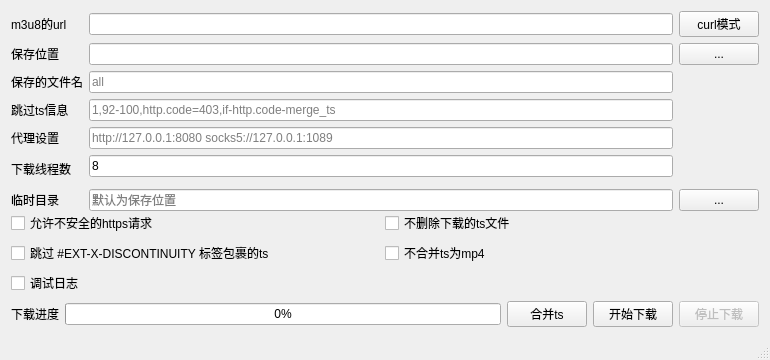
Before: the Qt Designer form m3u8d-qt/mainwindow.ui in orestonce/m3u8d, drawn with Qt 5.
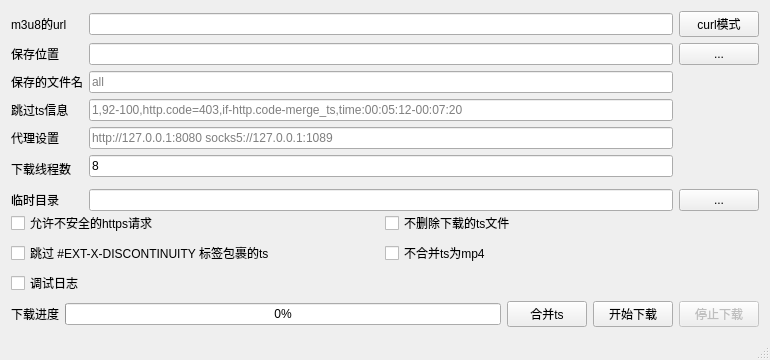
After: the same form once the commit is applied.

```diff
--- a/m3u8d-qt/mainwindow.ui
+++ b/m3u8d-qt/mainwindow.ui
@@ -83,7 +83,7 @@
           <item row="7" column="1">
            <widget class="QLineEdit" name="lineEdit_TsTempDir">
             <property name="placeholderText">
-             <string>默认为保存位置</string>
+             <string/>
             </property>
            </widget>
           </item>
@@ -97,7 +97,7 @@
           <item row="3" column="1">
            <widget class="QLineEdit" name="lineEdit_SkipTsExpr">
             <property name="placeholderText">
-             <string>1,92-100,http.code=403,if-http.code-merge_ts</string>
+             <string>1,92-100,http.code=403,if-http.code-merge_ts,time:00:05:12-00:07:20</string>
             </property>
            </widget>
           </item>
```
